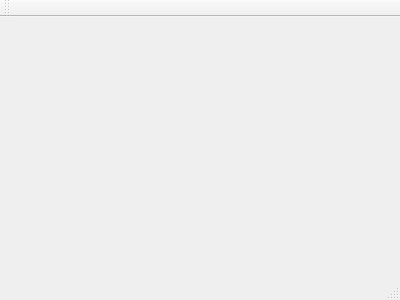
Before: the Qt Designer form mainwindow.ui in changnet/SPEditor, drawn with Qt 5.
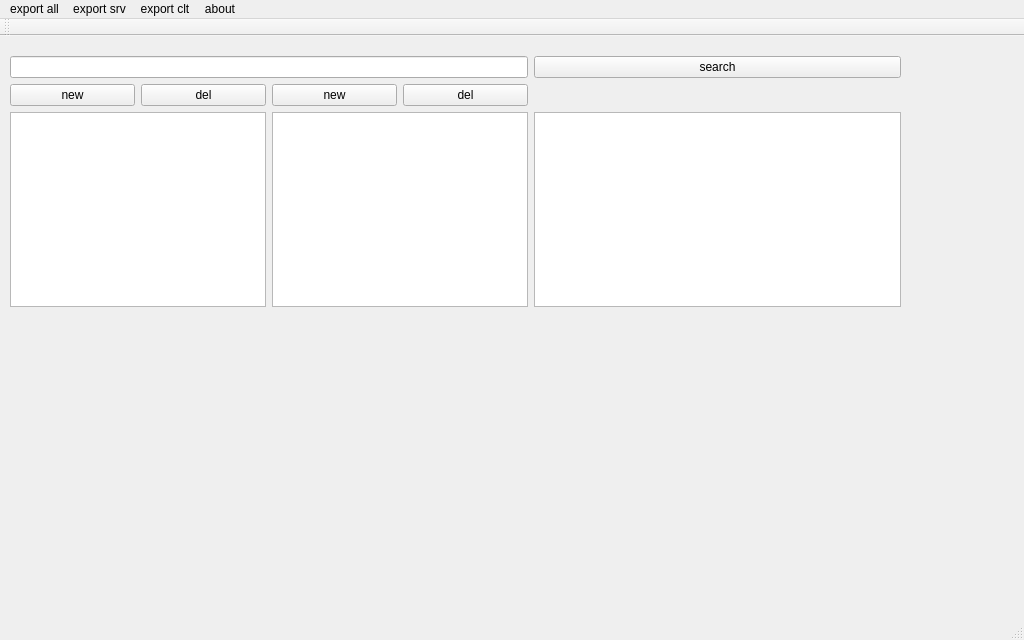
After: the same form once the commit is applied.

Commit message: rewrite as a command protocol editor

The edit to the form file:
```diff
--- a/mainwindow.ui
+++ b/mainwindow.ui
@@ -1,24 +1,138 @@
 <ui version="4.0">
  <class>MainWindow</class>
- <widget class="QMainWindow" name="MainWindow" >
-  <property name="geometry" >
+ <widget class="QMainWindow" name="MainWindow">
+  <property name="geometry">
    <rect>
     <x>0</x>
     <y>0</y>
-    <width>400</width>
-    <height>300</height>
+    <width>1024</width>
+    <height>640</height>
    </rect>
   </property>
   <property name="windowTitle" >
    <string>MainWindow</string>
   </property>
-  <widget class="QMenuBar" name="menuBar" />
-  <widget class="QToolBar" name="mainToolBar" />
-  <widget class="QWidget" name="centralWidget" />
-  <widget class="QStatusBar" name="statusBar" />
+  <widget class="QWidget" name="centralWidget">
+   <widget class="QWidget" name="gridLayoutWidget">
+    <property name="geometry">
+     <rect>
+      <x>0</x>
+      <y>10</y>
+      <width>911</width>
+      <height>271</height>
+     </rect>
+    </property>
+    <layout class="QGridLayout" name="gridLayout">
+     <property name="sizeConstraint">
+      <enum>QLayout::SetDefaultConstraint</enum>
+     </property>
+     <property name="leftMargin">
+      <number>10</number>
+     </property>
+     <property name="topMargin">
+      <number>10</number>
+     </property>
+     <property name="rightMargin">
+      <number>10</number>
+     </property>
+     <property name="bottomMargin">
+      <number>10</number>
+     </property>
+     <item row="0" column="4">
+      <widget class="QPushButton" name="search_btn">
+       <property name="text">
+        <string>search</string>
+       </property>
+      </widget>
+     </item>
+     <item row="1" column="2">
+      <widget class="QPushButton" name="command_new">
+       <property name="text">
+        <string>new</string>
+       </property>
+      </widget>
+     </item>
+     <item row="1" column="0">
+      <widget class="QPushButton" name="module_new">
+       <property name="text">
+        <string>new</string>
+       </property>
+      </widget>
+     </item>
+     <item row="0" column="0" colspan="4">
+      <widget class="QLineEdit" name="lineEdit"/>
+     </item>
+     <item row="1" column="3">
+      <widget class="QPushButton" name="command_del">
+       <property name="text">
+        <string>del</string>
+       </property>
+      </widget>
+     </item>
+     <item row="1" column="1">
+      <widget class="QPushButton" name="module_del">
+       <property name="text">
+        <string>del</string>
+       </property>
+      </widget>
+     </item>
+     <item row="2" column="0" colspan="2">
+      <widget class="QTableWidget" name="module_tbl"/>
+     </item>
+     <item row="2" column="2" colspan="2">
+      <widget class="QTableWidget" name="command_tbl"/>
+     </item>
+     <item row="2" column="4">
+      <widget class="QPlainTextEdit" name="detail_edt"/>
+     </item>
+    </layout>
+   </widget>
+  </widget>
+  <widget class="QToolBar" name="mainToolBar">
+   <attribute name="toolBarArea">
+    <enum>TopToolBarArea</enum>
+   </attribute>
+   <attribute name="toolBarBreak">
+    <bool>false</bool>
+   </attribute>
+  </widget>
+  <widget class="QStatusBar" name="statusBar"/>
+  <widget class="QMenuBar" name="menuBar">
+   <property name="geometry">
+    <rect>
+     <x>0</x>
+     <y>0</y>
+     <width>1024</width>
+     <height>23</height>
+    </rect>
+   </property>
+   <widget class="QMenu" name="menuexport_all">
+    <property name="title">
+     <string>export all</string>
+    </property>
+   </widget>
+   <widget class="QMenu" name="menuexport_srv">
+    <property name="title">
+     <string>export srv</string>
+    </property>
+   </widget>
+   <widget class="QMenu" name="menuexport_clt">
+    <property name="title">
+     <string>export clt</string>
+    </property>
+   </widget>
+   <widget class="QMenu" name="menuabout">
+    <property name="title">
+     <string>about</string>
+    </property>
+   </widget>
+   <addaction name="menuexport_all"/>
+   <addaction name="menuexport_srv"/>
+   <addaction name="menuexport_clt"/>
+   <addaction name="menuabout"/>
+  </widget>
  </widget>
- <layoutDefault spacing="6" margin="11" />
- <pixmapfunction></pixmapfunction>
+ <layoutdefault spacing="6" margin="11"/>
  <resources/>
  <connections/>
 </ui>
```
Left out of the diff: 5 changed lines with no effect on the pictures. The commit also changes 17 other files.
